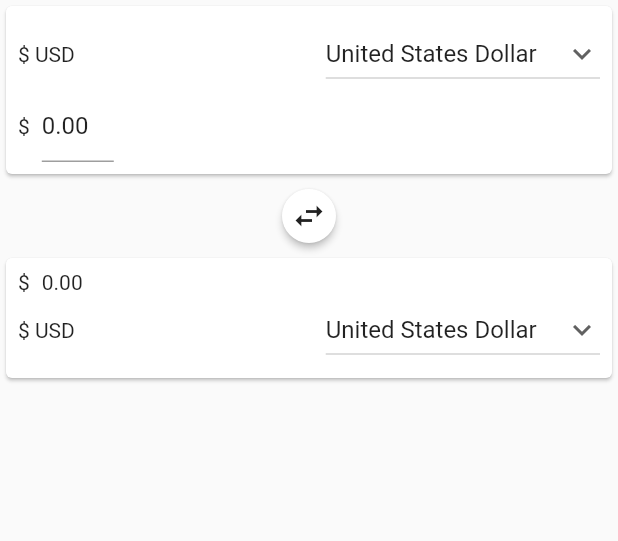
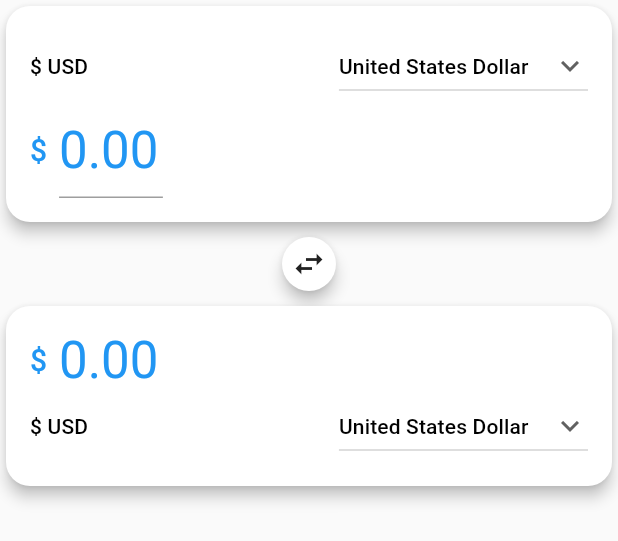
Before and after one commit to vfarafonov/rates_converter_flutter, a Flutter app: the CurrencyRateView widget shown alone on an empty page, opened directly with empty values, on a phone screen of 412 x 824 dp. Shown: the top 541 px of the screen. Run offline on Flutter 3.47's test engine with Material 2 defaults, Android fonts, the phone set to English and light mode, and no system bars; our stand-ins replace bloc, equatable, flutter_bloc; network calls fail.

Commit message:
Stylize text on Currency Card

```diff
--- a/converter/lib/currency/ui/currency_rate_view.dart
+++ b/converter/lib/currency/ui/currency_rate_view.dart
@@ -27,6 +27,7 @@ class CurrencyRateView extends StatelessWidget {
           },
         ),
         RawMaterialButton(
+          elevation: 4,
           fillColor: Colors.white,
           shape: CircleBorder(),
           child: Icon(Icons.swap_horiz_outlined),
--- a/converter/lib/currency/ui/widgets/currency_card/currency_card.dart
+++ b/converter/lib/currency/ui/widgets/currency_card/currency_card.dart
@@ -35,8 +35,10 @@ class _CurrencyCardState extends State<CurrencyCard> {
       onAmountChanged: widget.onAmountChanged,
     );
     return Card(
+      elevation: 4,
+      shape: RoundedRectangleBorder(borderRadius: BorderRadius.all(Radius.circular(16))),
       child: Padding(
-        padding: const EdgeInsets.all(8.0),
+        padding: const EdgeInsets.all(16.0),
         child: Column(
           mainAxisSize: MainAxisSize.min,
           children: [
@@ -64,25 +66,36 @@ class _AmountRow extends StatelessWidget {
   @override
   Widget build(BuildContext context) {
     return Row(
+      crossAxisAlignment: CrossAxisAlignment.center,
       children: [
-        Text(_conversionAmount.currency.symbol),
+        Text(
+          _conversionAmount.currency.symbol,
+          style: Theme.of(context).textTheme.headline6!.copyWith(
+                color: Colors.blue,
+              ),
+        ),
         SizedBox(width: 8),
         ConstrainedBox(
           constraints: BoxConstraints(
             minWidth: 48,
             maxWidth: 128,
           ),
-          child: _getAmountWidget(),
+          child: _getAmountWidget(context),
         ),
       ],
     );
   }
 
   /// Returns TextField if input is allowed and Text otherwise
-  Widget _getAmountWidget() {
+  Widget _getAmountWidget(BuildContext context) {
     if (_onAmountChanged == null) {
       // There is no watcher therefore just displaying the amount
-      return Text(_getUserFriendlyAmount(_conversionAmount.majorUnitAmount));
+      return Text(
+        _getUserFriendlyAmount(_conversionAmount.majorUnitAmount),
+        style: Theme.of(context).textTheme.headline4!.copyWith(
+              color: Colors.blue,
+            ),
+      );
     } else {
       return _AmountInputView(
         onAmountChanged: _onAmountChanged!,
@@ -109,7 +122,10 @@ class _CurrencyRow extends StatelessWidget {
     return Row(
       mainAxisAlignment: MainAxisAlignment.spaceBetween,
       children: [
-        Text("${_currency.symbol} ${_currency.currencyCode}"),
+        Text(
+          "${_currency.symbol} ${_currency.currencyCode}",
+          style: Theme.of(context).textTheme.subtitle2,
+        ),
         DropdownButton(
           value: _currency,
           icon: const Icon(Icons.keyboard_arrow_down),
@@ -122,7 +138,10 @@ class _CurrencyRow extends StatelessWidget {
           items: CurrencyConfig.supportedCurrencies
               .map((Currency currency) => DropdownMenuItem(
                     value: currency,
-                    child: Text(currency.fullName),
+                    child: Text(
+                      currency.fullName,
+                      style: Theme.of(context).textTheme.subtitle2,
+                    ),
                   ))
               .toList(),
         ),
@@ -170,6 +189,9 @@ class __AmountInputViewState extends State<_AmountInputView> {
         inputFormatters: [
           FilteringTextInputFormatter.allow(RegExp(r'^\d+\.?\d{0,2}')),
         ],
+        style: Theme.of(context).textTheme.headline4!.copyWith(
+              color: Colors.blue,
+            ),
         keyboardType: TextInputType.numberWithOptions(decimal: true),
         controller: _inputController,
         onChanged: (value) {
```
